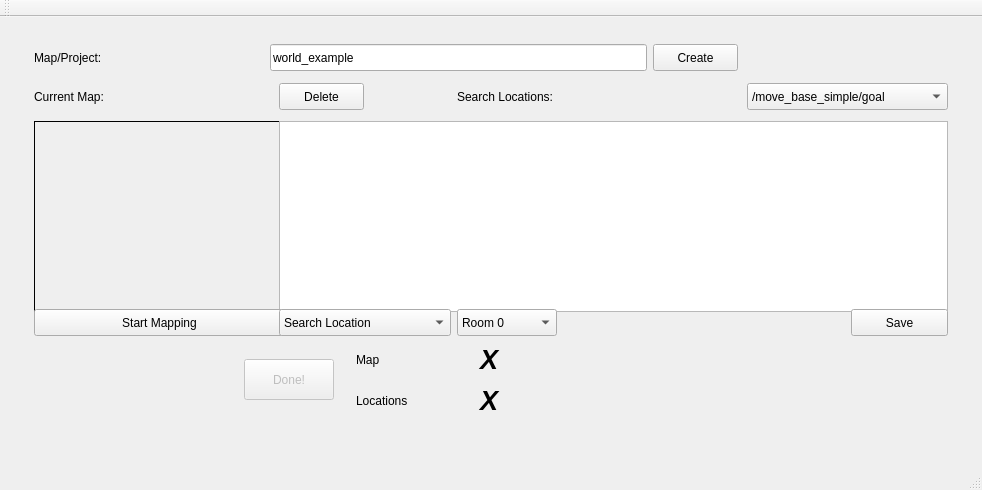
Old version of the form shakey_quickstart/src/mainwindow.ui in the repository speckdavid/shakey2016.
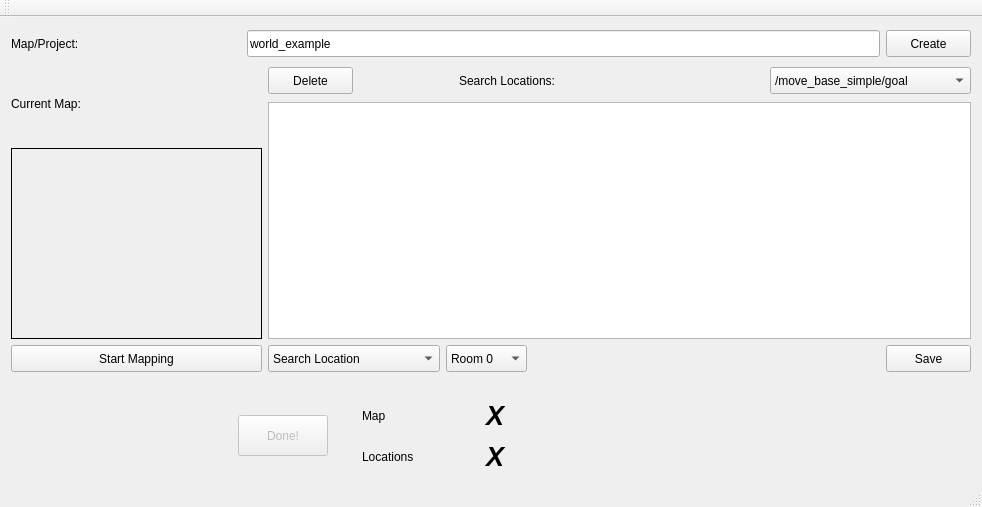
New version of the form.

The edit to the form file:
```diff
--- a/shakey_quickstart/src/mainwindow.ui
+++ b/shakey_quickstart/src/mainwindow.ui
@@ -7,24 +7,17 @@
     <x>0</x>
     <y>0</y>
     <width>982</width>
-    <height>490</height>
+    <height>507</height>
    </rect>
   </property>
   <property name="windowTitle">
    <string>Shakey Quickstart</string>
   </property>
   <widget class="QWidget" name="centralWidget">
-   <widget class="QWidget" name="">
-    <property name="geometry">
-     <rect>
-      <x>23</x>
-      <y>14</y>
-      <width>936</width>
-      <height>398</height>
-     </rect>
-    </property>
-    <layout class="QGridLayout" name="gridLayout_2">
-     <item row="0" column="0" colspan="2">
+   <layout class="QVBoxLayout" name="verticalLayout_8">
+    <item>
+     <layout class="QVBoxLayout" name="verticalLayout_7">
+      <item>
       <layout class="QHBoxLayout" name="horizontalLayout">
        <item>
         <widget class="QLabel" name="label_4">
@@ -70,9 +63,11 @@
        </item>
       </layout>
      </item>
-     <item row="1" column="0" colspan="3">
-      <layout class="QGridLayout" name="gridLayout">
-       <item row="0" column="0">
+      <item>
+       <layout class="QHBoxLayout" name="horizontalLayout_6">
+        <item>
+         <layout class="QVBoxLayout" name="verticalLayout">
+          <item>
         <widget class="QLabel" name="label_3">
          <property name="minimumSize">
           <size>
@@ -88,7 +83,49 @@
          </property>
         </widget>
        </item>
-       <item row="0" column="1">
+          <item>
+           <widget class="QLabel" name="currentMap">
+            <property name="minimumSize">
+             <size>
+              <width>251</width>
+              <height>191</height>
+             </size>
+            </property>
+            <property name="styleSheet">
+             <string notr="true">border-color: rgb(0, 0, 0);
+border: 1px solid black;
+text-align: center;</string>
+            </property>
+            <property name="text">
+             <string/>
+            </property>
+            <property name="alignment">
+             <set>Qt::AlignCenter</set>
+            </property>
+           </widget>
+          </item>
+          <item>
+           <widget class="QPushButton" name="mapUpdateButton">
+            <property name="minimumSize">
+             <size>
+              <width>251</width>
+              <height>27</height>
+             </size>
+            </property>
+            <property name="text">
+             <string>Start Mapping</string>
+            </property>
+           </widget>
+          </item>
+         </layout>
+        </item>
+        <item>
+         <layout class="QVBoxLayout" name="verticalLayout_5">
+          <item>
+           <layout class="QVBoxLayout" name="verticalLayout_2">
+            <item>
+             <layout class="QHBoxLayout" name="horizontalLayout_2">
+              <item>
         <widget class="QPushButton" name="delPoseButton">
          <property name="minimumSize">
           <size>
@@ -101,7 +138,7 @@
          </property>
         </widget>
        </item>
-       <item row="0" column="2">
+              <item>
         <spacer name="horizontalSpacer_4">
          <property name="orientation">
           <enum>Qt::Horizontal</enum>
@@ -114,7 +151,7 @@
          </property>
         </spacer>
        </item>
-       <item row="0" column="3" colspan="2">
+              <item>
         <widget class="QLabel" name="label_2">
          <property name="minimumSize">
           <size>
@@ -130,7 +167,7 @@
          </property>
         </widget>
        </item>
-       <item row="0" column="5">
+              <item>
         <spacer name="horizontalSpacer_2">
          <property name="orientation">
           <enum>Qt::Horizontal</enum>
@@ -143,7 +180,7 @@
          </property>
         </spacer>
        </item>
-       <item row="0" column="6" colspan="2">
+              <item>
         <widget class="QComboBox" name="comboBox_Topic">
          <property name="minimumSize">
           <size>
@@ -158,28 +195,9 @@
          </item>
         </widget>
        </item>
-       <item row="1" column="0">
-        <widget class="QLabel" name="currentMap">
-         <property name="minimumSize">
-          <size>
-           <width>251</width>
-           <height>191</height>
-          </size>
-         </property>
-         <property name="styleSheet">
-          <string notr="true">border-color: rgb(0, 0, 0);
-border: 1px solid black;
-text-align: center;</string>
-         </property>
-         <property name="text">
-          <string/>
-         </property>
-         <property name="alignment">
-          <set>Qt::AlignCenter</set>
-         </property>
-        </widget>
-       </item>
-       <item row="1" column="1" colspan="7">
+             </layout>
+            </item>
+            <item>
         <widget class="QListWidget" name="ListPoses">
          <property name="minimumSize">
           <size>
@@ -192,20 +210,11 @@
          </property>
         </widget>
        </item>
-       <item row="2" column="0">
-        <widget class="QPushButton" name="mapUpdateButton">
-         <property name="minimumSize">
-          <size>
-           <width>251</width>
-           <height>27</height>
-          </size>
-         </property>
-         <property name="text">
-          <string>Start Mapping</string>
-         </property>
-        </widget>
-       </item>
-       <item row="2" column="1" colspan="2">
+           </layout>
+          </item>
+          <item>
+           <layout class="QHBoxLayout" name="horizontalLayout_3">
+            <item>
         <widget class="QComboBox" name="comboBox_LocType">
          <property name="minimumSize">
           <size>
@@ -230,7 +239,7 @@
          </item>
         </widget>
        </item>
-       <item row="2" column="3">
+            <item>
         <widget class="QComboBox" name="comboBox_Room">
          <property name="minimumSize">
           <size>
@@ -290,7 +299,7 @@
          </item>
         </widget>
        </item>
-       <item row="2" column="4" colspan="3">
+            <item>
         <spacer name="horizontalSpacer_3">
          <property name="orientation">
           <enum>Qt::Horizontal</enum>
@@ -303,7 +312,7 @@
          </property>
         </spacer>
        </item>
-       <item row="2" column="7">
+            <item>
         <widget class="QPushButton" name="pushButton_SaveLocs">
          <property name="minimumSize">
           <size>
@@ -318,7 +327,28 @@
        </item>
       </layout>
      </item>
-     <item row="2" column="0">
+         </layout>
+        </item>
+       </layout>
+      </item>
+      <item>
+       <layout class="QVBoxLayout" name="verticalLayout_6">
+        <item>
+         <spacer name="horizontalSpacer">
+          <property name="orientation">
+           <enum>Qt::Horizontal</enum>
+          </property>
+          <property name="sizeHint" stdset="0">
+           <size>
+            <width>40</width>
+            <height>20</height>
+           </size>
+          </property>
+         </spacer>
+        </item>
+        <item>
+         <layout class="QHBoxLayout" name="horizontalLayout_7">
+          <item>
       <spacer name="horizontalSpacer_6">
        <property name="orientation">
         <enum>Qt::Horizontal</enum>
@@ -331,7 +361,7 @@
        </property>
       </spacer>
      </item>
-     <item row="2" column="1">
+          <item>
       <layout class="QHBoxLayout" name="horizontalLayout_5">
        <item>
         <widget class="QPushButton" name="pushButton_Done">
@@ -492,7 +522,7 @@
        </item>
       </layout>
      </item>
-     <item row="2" column="2">
+          <item>
       <spacer name="horizontalSpacer_7">
        <property name="orientation">
         <enum>Qt::Horizontal</enum>
@@ -506,7 +536,12 @@
       </spacer>
      </item>
     </layout>
-   </widget>
+        </item>
+       </layout>
+      </item>
+     </layout>
+    </item>
+   </layout>
   </widget>
   <widget class="QMenuBar" name="menuBar">
    <property name="geometry">
```
Lines whose indentation alone changed are shown as unchanged.
